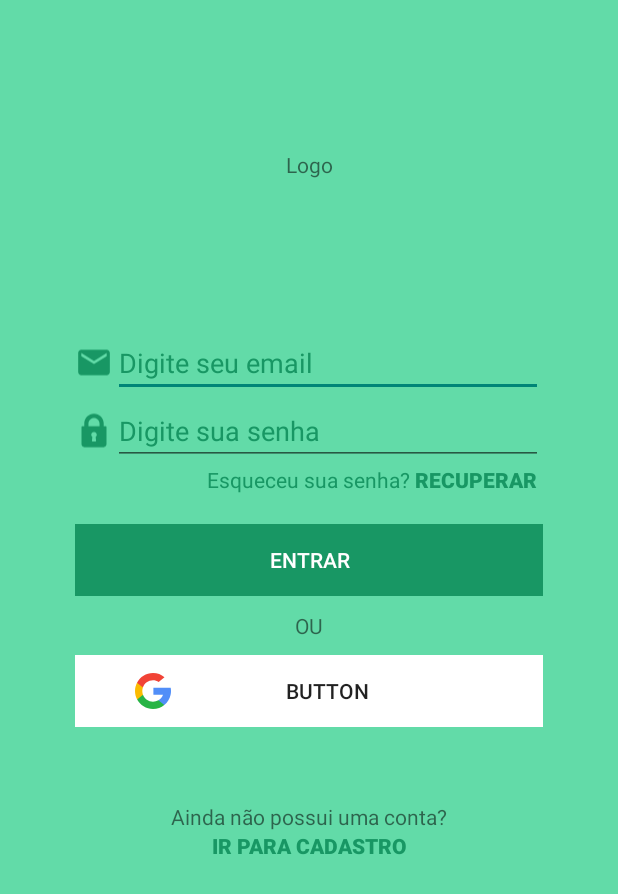
After one commit to CaioWF/house-cleaning-mobile-java-native, an Android app: the LoginActivity screen opened directly, with no data from a screen before it, on a phone screen of 412 x 824 dp. The commit adds this screen. Shown: the top 894 px of the screen. Run offline under Robolectric (Android 15) with nearby library versions, the phone set to English and light mode, and no system bars.

Commit message:
Add Design Tela Login

```diff
--- a/app/build.gradle
+++ b/app/build.gradle
@@ -9,6 +9,7 @@ android {
         versionCode 1
         versionName "1.0"
         testInstrumentationRunner "android.support.test.runner.AndroidJUnitRunner"
+        vectorDrawables.useSupportLibrary = true
     }
     buildTypes {
         release {
@@ -25,4 +26,7 @@ dependencies {
     testImplementation 'junit:junit:4.12'
     androidTestImplementation 'com.android.support.test:runner:1.0.2'
     androidTestImplementation 'com.android.support.test.espresso:espresso-core:3.0.2'
+    implementation 'com.android.support:design:28.0.0'
+    implementation 'com.android.support:support-v4:28.0.0'
+
 }
--- a/app/src/main/AndroidManifest.xml
+++ b/app/src/main/AndroidManifest.xml
@@ -9,6 +9,7 @@
         android:roundIcon="@mipmap/ic_launcher_round"
         android:supportsRtl="true"
         android:theme="@style/AppTheme">
+        <activity android:name=".LoginActivity"></activity>
         <activity android:name=".MainActivity">
             <intent-filter>
                 <action android:name="android.intent.action.MAIN" />
--- /dev/null
+++ b/app/src/main/java/br/com/ufc/quixada/housecleaning/LoginActivity.java
@@ -0,0 +1,13 @@
+package br.com.ufc.quixada.housecleaning;
+
+import android.support.v7.app.AppCompatActivity;
+import android.os.Bundle;
+
+public class LoginActivity extends AppCompatActivity {
+
+    @Override
+    protected void onCreate(Bundle savedInstanceState) {
+        super.onCreate(savedInstanceState);
+        setContentView(R.layout.activity_login);
+    }
+}
--- /dev/null
+++ b/app/src/main/res/drawable/ic_email_black_24dp.xml
@@ -0,0 +1,5 @@
+<vector android:height="24dp" android:tint="#189764"
+    android:viewportHeight="24.0" android:viewportWidth="24.0"
+    android:width="24dp" xmlns:android="http://schemas.android.com/apk/res/android">
+    <path android:fillColor="#FF000000" android:pathData="M20,4L4,4c-1.1,0 -1.99,0.9 -1.99,2L2,18c0,1.1 0.9,2 2,2h16c1.1,0 2,-0.9 2,-2L22,6c0,-1.1 -0.9,-2 -2,-2zM20,8l-8,5 -8,-5L4,6l8,5 8,-5v2z"/>
+</vector>
--- /dev/null
+++ b/app/src/main/res/drawable/ic_google.xml
@@ -0,0 +1,7 @@
+<vector android:height="24dp" android:viewportHeight="512"
+    android:viewportWidth="512" android:width="24dp" xmlns:android="http://schemas.android.com/apk/res/android">
+    <path android:fillColor="#FBBB00" android:pathData="M113.47,309.408L95.648,375.94l-65.139,1.378C11.042,341.211 0,299.9 0,256c0,-42.451 10.324,-82.483 28.624,-117.732h0.014l57.992,10.632l25.404,57.644c-5.317,15.501 -8.215,32.141 -8.215,49.456C103.821,274.792 107.225,292.797 113.47,309.408z"/>
+    <path android:fillColor="#518EF8" android:pathData="M507.527,208.176C510.467,223.662 512,239.655 512,256c0,18.328 -1.927,36.206 -5.598,53.451c-12.462,58.683 -45.025,109.925 -90.134,146.187l-0.014,-0.014l-73.044,-3.727l-10.338,-64.535c29.932,-17.554 53.324,-45.025 65.646,-77.911h-136.89V208.176h138.887L507.527,208.176L507.527,208.176z"/>
+    <path android:fillColor="#28B446" android:pathData="M416.253,455.624l0.014,0.014C372.396,490.901 316.666,512 256,512c-97.491,0 -182.252,-54.491 -225.491,-134.681l82.961,-67.91c21.619,57.698 77.278,98.771 142.53,98.771c28.047,0 54.323,-7.582 76.87,-20.818L416.253,455.624z"/>
+    <path android:fillColor="#F14336" android:pathData="M419.404,58.936l-82.933,67.896c-23.335,-14.586 -50.919,-23.012 -80.471,-23.012c-66.729,0 -123.429,42.957 -143.965,102.724l-83.397,-68.276h-0.014C71.23,56.123 157.06,0 256,0C318.115,0 375.068,22.126 419.404,58.936z"/>
+</vector>
--- /dev/null
+++ b/app/src/main/res/drawable/ic_lock.xml
@@ -0,0 +1,4 @@
+<vector android:height="24dp" android:viewportHeight="512"
+    android:viewportWidth="512" android:width="24dp" xmlns:android="http://schemas.android.com/apk/res/android">
+    <path android:fillColor="#189764" android:pathData="M414.869,199.928l-28.036,0l0,-37.381C386.833,90.405 328.143,31.714 256,31.714S125.167,90.405 125.167,162.547L125.167,199.928l-28.036,0C91.965,199.928 87.785,204.108 87.785,209.274l0,233.632C87.785,463.522 104.55,480.286 125.167,480.286l261.668,0C407.45,480.286 424.215,463.522 424.215,442.905L424.215,209.274C424.215,204.108 420.035,199.928 414.869,199.928zM283.981,395.148c0.292,2.637 -0.556,5.284 -2.327,7.265c-1.771,1.98 -4.308,3.112 -6.963,3.112l-37.381,0c-2.656,0 -5.193,-1.132 -6.963,-3.112c-1.771,-1.98 -2.62,-4.627 -2.327,-7.265l5.895,-53.014c-9.573,-6.963 -15.295,-17.979 -15.295,-30.062c0,-20.616 16.765,-37.381 37.381,-37.381s37.381,16.765 37.381,37.381c0,12.083 -5.722,23.099 -15.295,30.062L283.981,395.148zM330.762,199.928L181.238,199.928l0,-37.381C181.238,121.324 214.777,87.785 256,87.785s74.762,33.539 74.762,74.762L330.762,199.928z"/>
+</vector>
--- /dev/null
+++ b/app/src/main/res/layout/activity_login.xml
@@ -0,0 +1,196 @@
+<?xml version="1.0" encoding="utf-8"?>
+<android.support.constraint.ConstraintLayout xmlns:android="http://schemas.android.com/apk/res/android"
+    xmlns:app="http://schemas.android.com/apk/res-auto"
+    xmlns:tools="http://schemas.android.com/tools"
+    android:layout_width="match_parent"
+    android:layout_height="match_parent"
+    android:background="@color/colorPrimary"
+    tools:context=".LoginActivity">
+
+    <LinearLayout
+        android:layout_width="match_parent"
+        android:layout_height="match_parent"
+        android:orientation="vertical">
+
+        <TextView
+            android:id="@+id/textView"
+            android:layout_width="match_parent"
+            android:layout_height="wrap_content"
+            android:layout_marginTop="100dp"
+            android:layout_marginBottom="100dp"
+            android:gravity="center"
+            android:text="Logo" />
+
+        <LinearLayout
+            android:layout_width="match_parent"
+            android:layout_height="wrap_content"
+            android:layout_marginLeft="50dp"
+            android:layout_marginRight="50dp"
+            android:orientation="horizontal">
+
+            <ImageView
+                android:id="@+id/imageView"
+                android:layout_width="50dp"
+                android:layout_height="30dp"
+                android:layout_gravity="center"
+                android:layout_toRightOf="@+id/id_email_login"
+                android:layout_weight="1"
+                app:srcCompat="@drawable/ic_email_black_24dp" />
+
+            <EditText
+                android:id="@+id/id_email_login"
+                android:layout_width="match_parent"
+                android:layout_height="wrap_content"
+                android:layout_weight="1"
+                android:ems="10"
+                android:hint="@string/hint_email"
+                android:inputType="textEmailAddress"
+                android:textColorHint="@color/colorPrimaryDark" />
+        </LinearLayout>
+
+        <LinearLayout
+            android:layout_width="match_parent"
+            android:layout_height="wrap_content"
+            android:layout_marginLeft="50dp"
+            android:layout_marginRight="50dp"
+            android:orientation="horizontal">
+
+            <ImageView
+                android:id="@+id/imageView5"
+                android:layout_width="50dp"
+                android:layout_height="30dp"
+                android:layout_gravity="center"
+                android:layout_toRightOf="@+id/id_senha_login"
+                android:layout_weight="1"
+                app:srcCompat="@drawable/ic_lock" />
+
+            <EditText
+                android:id="@+id/id_senha_login"
+                android:layout_width="match_parent"
+                android:layout_height="wrap_content"
+                android:layout_weight="1"
+                android:ems="10"
+                android:hint="Digite sua senha"
+                android:inputType="textPassword"
+                android:textColorHint="@color/colorPrimaryDark" />
+        </LinearLayout>
+
+        <LinearLayout
+            android:layout_width="match_parent"
+            android:layout_height="wrap_content"
+            android:layout_marginLeft="50dp"
+            android:layout_marginRight="50dp"
+            android:layout_marginBottom="20dp"
+            android:orientation="horizontal">
+
+            <TextView
+                android:id="@+id/textView3"
+                android:layout_width="wrap_content"
+                android:layout_height="wrap_content"
+                android:layout_weight="1"
+                android:gravity="right"
+                android:text="@string/texto_esqueceu_senha"
+                android:textColor="@color/colorPrimaryDark" />
+
+            <Button
+                android:id="@+id/id_btn_recuperar_senha"
+                android:layout_width="0dp"
+                android:layout_height="19dp"
+                android:layout_weight="1"
+                android:background="@android:color/transparent"
+                android:text="@string/texto_recuperar_senha"
+                android:textColor="@color/colorPrimaryDark"
+                android:textStyle="bold" />
+        </LinearLayout>
+
+        <LinearLayout
+            android:layout_width="match_parent"
+            android:layout_height="wrap_content"
+            android:layout_marginLeft="50dp"
+            android:layout_marginRight="50dp"
+            android:orientation="horizontal">
+
+            <Button
+                android:id="@+id/id_btn_login"
+                android:layout_width="wrap_content"
+                android:layout_height="wrap_content"
+                android:layout_weight="1"
+                android:background="@color/colorPrimaryDark"
+                android:text="@string/texto_btn_login"
+                android:textColor="@android:color/background_light" />
+        </LinearLayout>
+
+        <LinearLayout
+            android:layout_width="match_parent"
+            android:layout_height="wrap_content"
+            android:layout_marginLeft="50dp"
+            android:layout_marginTop="10dp"
+            android:layout_marginRight="50dp"
+            android:layout_marginBottom="10dp"
+            android:orientation="horizontal">
+
+            <TextView
+                android:id="@+id/textView2"
+                android:layout_width="wrap_content"
+                android:layout_height="wrap_content"
+                android:layout_weight="1"
+                android:gravity="center"
+                android:text="OU" />
+        </LinearLayout>
+
+        <LinearLayout
+            android:layout_width="match_parent"
+            android:layout_height="wrap_content"
+            android:layout_marginLeft="50dp"
+            android:layout_marginRight="50dp"
+            android:orientation="horizontal">
+
+            <Button
+                android:id="@+id/id_btn_google"
+                android:layout_width="wrap_content"
+                android:layout_height="wrap_content"
+                android:layout_weight="1"
+                android:background="@android:color/background_light"
+                android:drawableLeft="@drawable/ic_google"
+                android:paddingLeft="40dp"
+                android:paddingRight="40dp"
+                android:text="Button"
+                tools:text="@string/entrar_google" />
+        </LinearLayout>
+
+        <LinearLayout
+            android:layout_width="match_parent"
+            android:layout_height="wrap_content"
+            android:layout_marginLeft="50dp"
+            android:layout_marginTop="50dp"
+            android:layout_marginRight="50dp"
+            android:orientation="horizontal">
+
+            <TextView
+                android:id="@+id/textView5"
+                android:layout_width="wrap_content"
+                android:layout_height="wrap_content"
+                android:layout_weight="1"
+                android:gravity="center"
+                android:text="@string/texto_nao_possui_conta" />
+        </LinearLayout>
+
+        <LinearLayout
+            android:layout_width="match_parent"
+            android:layout_height="wrap_content"
+            android:layout_marginLeft="50dp"
+            android:layout_marginRight="50dp"
+            android:orientation="horizontal">
+
+            <Button
+                android:id="@+id/id_btn_ir_para_cadastro"
+                android:layout_width="0dp"
+                android:layout_height="19dp"
+                android:layout_weight="1"
+                android:background="@color/colorPrimary"
+                android:text="@string/texto_ir_para_cadastro"
+                android:textColor="@color/colorPrimaryDark"
+                android:textStyle="bold" />
+        </LinearLayout>
+    </LinearLayout>
+</android.support.constraint.ConstraintLayout>
--- a/app/src/main/res/values/colors.xml
+++ b/app/src/main/res/values/colors.xml
@@ -1,6 +1,5 @@
 <?xml version="1.0" encoding="utf-8"?>
 <resources>
-    <color name="colorPrimary">#008577</color>
-    <color name="colorPrimaryDark">#00574B</color>
-    <color name="colorAccent">#D81B60</color>
+    <color name="colorPrimary">#62DBA8</color>
+    <color name="colorPrimaryDark">#189764</color>
 </resources>
--- a/app/src/main/res/values/strings.xml
+++ b/app/src/main/res/values/strings.xml
@@ -1,3 +1,11 @@
 <resources>
     <string name="app_name">House Cleaning</string>
+    <string name="hint_email">Digite seu email</string>
+    <string name="texto_btn_login">entrar</string>
+    <string name="entrar_google">entrar com google</string>
+    <string name="texto_esqueceu_senha">Esqueceu sua senha?</string>
+    <string name="texto_clique_aqui">clique aqui</string>
+    <string name="texto_recuperar_senha">recuperar</string>
+    <string name="texto_nao_possui_conta">Ainda não possui uma conta?</string>
+    <string name="texto_ir_para_cadastro">ir para cadastro</string>
 </resources>
--- a/app/src/main/res/values/styles.xml
+++ b/app/src/main/res/values/styles.xml
@@ -3,9 +3,10 @@
     <!-- Base application theme. -->
     <style name="AppTheme" parent="Theme.AppCompat.Light.DarkActionBar">
         <!-- Customize your theme here. -->
+        <item name="windowNoTitle">true </item>
+        <item name="windowActionBar">false</item>
         <item name="colorPrimary">@color/colorPrimary</item>
         <item name="colorPrimaryDark">@color/colorPrimaryDark</item>
-        <item name="colorAccent">@color/colorAccent</item>
     </style>
 
 </resources>
```
